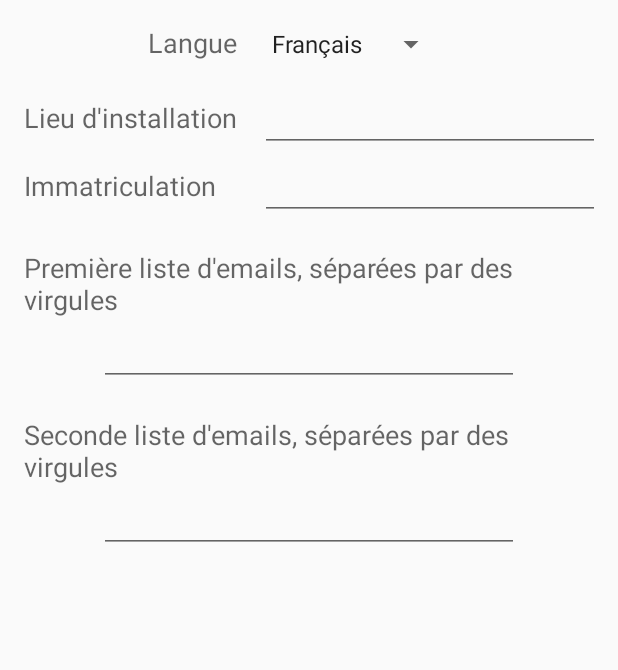
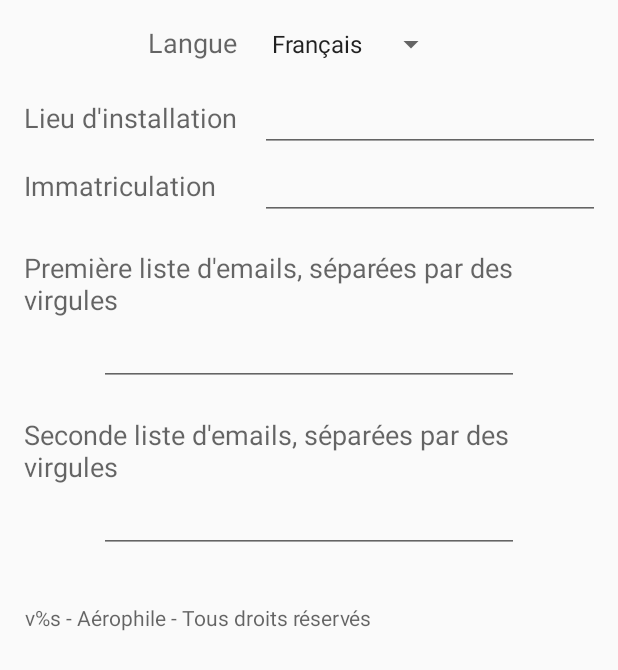
Before and after one commit to nico2che/aerophile, an Android app: the layout activity_reglages.xml on its own in the app's theme, with its tools: preview values and no code run, on a phone screen of 412 x 824 dp. Shown: the top 670 px of the screen. Run offline under Robolectric (Android 15) with nearby library versions, the phone set to English and light mode, and no system bars.

Commit message:
Version sur l'activité réglage Début du chrono

```diff
--- a/app/src/main/java/com/aerophile/app/DatabaseHandler.java
+++ b/app/src/main/java/com/aerophile/app/DatabaseHandler.java
@@ -16,7 +16,7 @@ import java.util.List;
 public class DatabaseHandler extends SQLiteOpenHelper {
 
 	private static final String DATABASE_NAME = "aerophile.db";
-	private static final int DATABASE_VERSION = 18;
+	private static final int DATABASE_VERSION = 19;
 
 	private static final boolean DATABASE_ERASE_ALL = false;
 
@@ -36,6 +36,7 @@ public class DatabaseHandler extends SQLiteOpenHelper {
 	public static final String JOURNEE_HEURE_FERMETURE = "heure_fermeture";
 	public static final String JOURNEE_ATTENTE = "envoie_attente";
 	public static final String JOURNEE_ATTENTE_OBJET = "attente_objet";
+	public static final String JOURNEE_DATE_ENVOIE = "date_envoie";
 
 	public static final String JOURNEE_TABLE_CREATE =
 			"CREATE TABLE " + JOURNEE_TABLE_NAME + " (" +
@@ -52,7 +53,8 @@ public class DatabaseHandler extends SQLiteOpenHelper {
 					JOURNEE_HEURE_OUVERTURE + " TEXT, " +
 					JOURNEE_HEURE_FERMETURE + " TEXT, " +
 					JOURNEE_ATTENTE + " INTEGER, " +
-					JOURNEE_ATTENTE_OBJET + " TEXT);";
+					JOURNEE_ATTENTE_OBJET + " TEXT " +
+					JOURNEE_DATE_ENVOIE + " DATETIME);";
 
 	// Vol
 	public static final String VOL_TABLE_NAME = "vol";
--- a/app/src/main/java/com/aerophile/app/EnvoieActivity.java
+++ b/app/src/main/java/com/aerophile/app/EnvoieActivity.java
@@ -127,7 +127,7 @@ public class EnvoieActivity extends AppCompatActivity {
 					if(checkSecondeListe.isChecked())
 						data.add("seconde_liste_emails", reglages.getString("SEC_EMAIL", ""));
 				}
-				data.add("appareil", Settings.Secure.getString(this.getContentResolver(), Settings.Secure.ANDROID_ID) );
+				data.add("appareil", Settings.Secure.getString(this.getContentResolver(), Settings.Secure.ANDROID_ID));
 				data.add("immatriculation", reglages.getString("IMMATRICULATION", "?"));
 				data.add("lieu", reglages.getString("LIEU", "?"));
 				data.add("version", info.versionName);
--- a/app/src/main/java/com/aerophile/app/VolDetailFragment.java
+++ b/app/src/main/java/com/aerophile/app/VolDetailFragment.java
@@ -456,7 +456,7 @@ public class VolDetailFragment extends Fragment implements TimePickerDialog.OnTi
 			rListener.onRafraichirListe(0);
 			idVol = 0;
             getActivity().getSupportFragmentManager().popBackStack();
-            initialisation();
+            // initialisation();
 		} else {
 			Toast.makeText(getContext(), getString(R.string.vol_champs_erreur), Toast.LENGTH_SHORT).show();
 		}
--- a/app/src/main/java/com/aerophile/app/VolListActivity.java
+++ b/app/src/main/java/com/aerophile/app/VolListActivity.java
@@ -311,9 +311,9 @@ public class VolListActivity extends AppCompatActivity
 	@Override
 	protected void onSaveInstanceState(Bundle outState) {
 		super.onSaveInstanceState(outState);
-        Log.d("AEROBUG", "saveInstance, idVol = " + fragment.idVol);
+		outState.putLong("item", -1);
+		if(fragment != null) {
 			outState.putLong("item", fragment.idVol);
-		if(fragment != null) {
 			outState.putBoolean("changement", fragment.changeHeure);
 			outState.putInt("heure_decollage", fragment.heureDecollage);
 			outState.putInt("minute_decollage", fragment.minuteDecollage);
@@ -327,6 +327,7 @@ public class VolListActivity extends AppCompatActivity
 	@Override
 	protected void onRestoreInstanceState(Bundle savedState) {
 		super.onRestoreInstanceState(savedState);
+		if(savedState.getLong("item") != -1) {
 			changeHeure = savedState.getBoolean("changement");
 			heureDecollage = savedState.getInt("heure_decollage");
 			minuteDecollage = savedState.getInt("minute_decollage");
@@ -338,3 +339,4 @@ public class VolListActivity extends AppCompatActivity
 			onItemSelected(savedState.getLong("item"));
 		}
 	}
+}
--- a/app/src/main/res/layout/activity_reglages.xml
+++ b/app/src/main/res/layout/activity_reglages.xml
@@ -4,7 +4,8 @@
     android:paddingRight="@dimen/activity_horizontal_margin"
     android:paddingTop="@dimen/activity_vertical_margin"
     android:paddingBottom="@dimen/activity_vertical_margin"
-    tools:context="com.aerophile.app.ReglagesActivity">
+    tools:context="com.aerophile.app.ReglagesActivity"
+    android:layout_span="1">
 
     <!-- Prevent Auto-Focus -->
     <LinearLayout
@@ -24,7 +25,38 @@
             android:layout_height="wrap_content"
             android:orientation="horizontal"
             android:rowCount="9"
-            android:columnCount="2" >
+            android:columnCount="3" >
+
+            <EditText
+                android:layout_row="2"
+                android:layout_column="1"
+                android:id="@+id/inputImmatriculation"
+                android:layout_width="350dp"
+                android:inputType="textCapCharacters"
+                android:layout_columnSpan="2" />
+
+            <TextView
+                android:layout_width="wrap_content"
+                android:layout_height="wrap_content"
+                android:textAppearance="?android:attr/textAppearanceMedium"
+                android:text="@string/reglages_2_email"
+                android:id="@+id/textSecEmail"
+                android:layout_marginRight="15dp"
+                android:layout_column="0"
+                android:layout_row="6"
+                android:layout_columnSpan="3"
+                android:layout_marginTop="20dp" />
+
+            <TextView
+                android:layout_row="1"
+                android:layout_column="0"
+                android:text="@string/reglages_lieu"
+                android:id="@+id/textLieu"
+                android:layout_gravity="right"
+                android:layout_marginRight="15dp"
+                android:textAppearance="?android:attr/textAppearanceMedium"
+                android:layout_width="wrap_content"
+                android:layout_height="wrap_content" />
 
             <TextView
                 android:layout_width="wrap_content"
@@ -45,22 +77,16 @@
                 android:layout_row="0"
                 android:layout_column="1"
                 android:spinnerMode="dialog"
-                android:entries="@array/reglages_langue_choix" />
+                android:entries="@array/reglages_langue_choix"
+                android:layout_columnSpan="2" />
 
-            <TextView
-                android:layout_row="1"
-                android:layout_column="0"
-                android:text="@string/reglages_lieu"
-                android:id="@+id/textLieu"
-                android:layout_gravity="right"
-                android:layout_marginRight="15dp"
-                android:textAppearance="?android:attr/textAppearanceMedium" />
             <EditText
                 android:id="@+id/inputLieu"
                 android:layout_width="350dp"
                 android:layout_row="1"
                 android:layout_column="1"
-                android:inputType="textCapSentences" />
+                android:inputType="textCapSentences"
+                android:layout_columnSpan="2" />
 
             <TextView
                 android:text="@string/reglages_immatriculation"
@@ -70,12 +96,6 @@
                 android:id="@+id/textImmatriculation"
                 android:layout_row="2"
                 android:layout_marginBottom="20dp" />
-            <EditText
-                android:layout_row="2"
-                android:layout_column="1"
-                android:id="@+id/inputImmatriculation"
-                android:layout_width="350dp"
-                android:inputType="textCapCharacters" />
 
             <Space
                 android:layout_row="3"
@@ -92,7 +112,7 @@
                 android:layout_marginRight="15dp"
                 android:layout_column="0"
                 android:layout_row="4"
-                android:layout_columnSpan="2" />
+                android:layout_columnSpan="3" />
 
             <EditText
                 android:layout_width="match_parent"
@@ -100,7 +120,19 @@
                 android:id="@+id/inputPreEmail"
                 android:layout_row="5"
                 android:layout_column="0"
-                android:layout_columnSpan="2"
+                android:layout_columnSpan="3"
+                android:layout_marginLeft="50dp"
+                android:layout_marginRight="50dp"
+                android:scrollIndicators="right"
+                android:inputType="textEmailAddress" />
+
+            <EditText
+                android:layout_width="match_parent"
+                android:layout_height="wrap_content"
+                android:id="@+id/inputSecEmail"
+                android:layout_row="7"
+                android:layout_column="0"
+                android:layout_columnSpan="3"
                 android:layout_marginLeft="50dp"
                 android:layout_marginRight="50dp"
                 android:scrollIndicators="right"
@@ -110,25 +142,17 @@
                 android:layout_width="wrap_content"
                 android:layout_height="wrap_content"
                 android:textAppearance="?android:attr/textAppearanceMedium"
-                android:text="@string/reglages_2_email"
-                android:id="@+id/textSecEmail"
+                android:text="@string/reglages_version"
+                android:id="@+id/textVersion"
+                android:layout_row="8"
+                android:layout_column="0"
                 android:layout_marginRight="15dp"
-                android:layout_column="0"
-                android:layout_row="6"
+                android:layout_marginBottom="15dp"
+                android:gravity="right"
                 android:layout_columnSpan="2"
-                android:layout_marginTop="20dp" />
+                android:layout_gravity="bottom|right"
+                android:textSize="14sp" />
 
-            <EditText
-                android:layout_width="match_parent"
-                android:layout_height="wrap_content"
-                android:id="@+id/inputSecEmail"
-                android:layout_row="7"
-                android:layout_column="0"
-                android:layout_columnSpan="2"
-                android:layout_marginLeft="50dp"
-                android:layout_marginRight="50dp"
-                android:scrollIndicators="right"
-                android:inputType="textEmailAddress" />
 
             <Button
                 android:layout_width="wrap_content"
@@ -139,10 +163,10 @@
                 android:layout_alignParentRight="true"
                 android:layout_alignParentEnd="true"
                 android:layout_row="8"
-                android:layout_column="0"
-                android:layout_columnSpan="2"
+                android:layout_column="2"
                 android:layout_gravity="right"
                 android:layout_marginTop="20dp" />
+
 
         </GridLayout>
 
--- a/app/src/main/res/values/strings.xml
+++ b/app/src/main/res/values/strings.xml
@@ -23,6 +23,7 @@
         <item>Français</item>
         <item>Anglais</item>
     </string-array>
+    <string name="reglages_version">v%s - Aérophile - Tous droits réservés</string>
 
     <!-- DemarrageActivity -->
     <string name="title_activity_demarrage">Nouvelle journée</string>
```
Also changed, not shown: app/src/main/java/com/aerophile/app/ReglagesActivity.java (+13 -0 lines), app/src/main/java/com/aerophile/app/dao/JourneeDAO.java (+29 -2 lines), app/src/main/java/com/aerophile/app/modeles/Journee.java (+9 -0 lines), 1 other file. Lines whose indentation alone changed are shown as unchanged.
